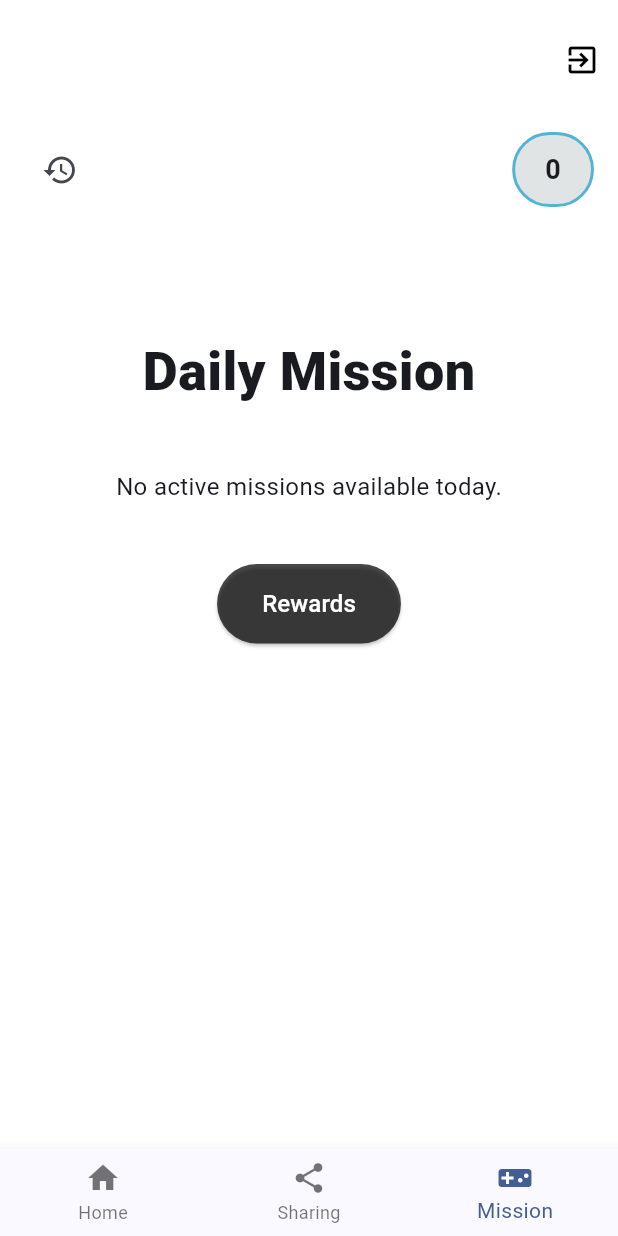
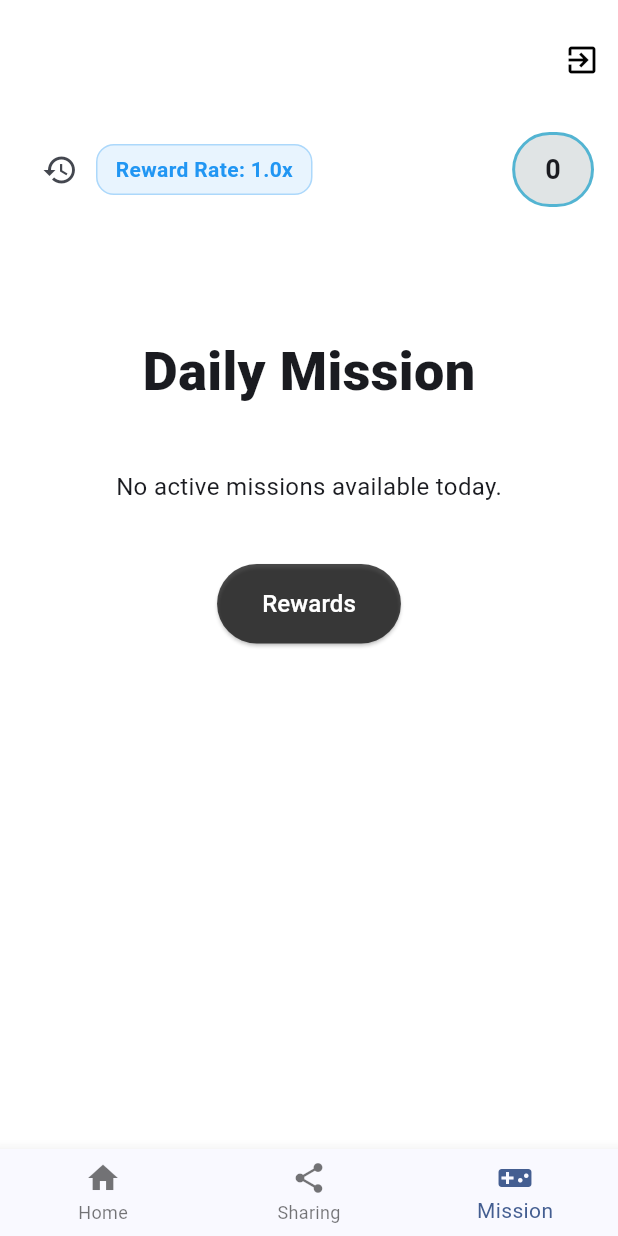
Before and after one commit to Yung729/blindmate, a Flutter app: the screen it shows once a user with an empty profile is signed in, item 3 of the bottom bar chosen, on a phone screen of 412 x 824 dp. Run offline on Flutter 3.47's test engine with Material 3 defaults, Android fonts, the phone set to English and light mode, and no system bars; our stand-ins replace animated_text_kit, cloud_firestore, confetti, device_info_plus, firebase_auth, firebase_core and 6 more; missing offline and left inert: metadata_fetch; accounts and stored records are empty; network calls fail; project files that could hold a hidden picture were left out.

Commit message:
mission rate based on level

```diff
--- a/lib/views/screens/mission_screen.dart
+++ b/lib/views/screens/mission_screen.dart
@@ -26,6 +26,7 @@ class _DoMissionScreenState extends State<DoMissionScreen> {
   UserModel? _currentUser;
   late MissionEventHandler _missionEventHandler;
   bool _isLoading = true;
+  double _rewardRate = 1.0; // Default reward rate
 
   @override
   void initState() {
@@ -52,6 +53,16 @@ class _DoMissionScreenState extends State<DoMissionScreen> {
     // Initialize mission data
     await _missionEventHandler.initialize();
 
+    // Fetch reward rate from the first active mission (if available)
+    if (missionState.activeMissions.isNotEmpty) {
+      try {
+        _rewardRate = await missionState.activeMissions.first.getRewardRate();
+      } catch (e) {
+        print("Error fetching reward rate: $e");
+        _rewardRate = 1.0; // Fallback to default rate
+      }
+    }
+
     if (mounted) {
       setState(() {
         _currentUser = user;
@@ -62,6 +73,16 @@ class _DoMissionScreenState extends State<DoMissionScreen> {
 
   Future<void> _refreshMissions() async {
     await _missionEventHandler.refreshMissions();
+    // Refresh reward rate
+    final missionState = Provider.of<MissionState>(context, listen: false);
+    if (missionState.activeMissions.isNotEmpty) {
+      try {
+        _rewardRate = await missionState.activeMissions.first.getRewardRate();
+      } catch (e) {
+        print("Error refreshing reward rate: $e");
+        _rewardRate = 1.0; // Fallback to default rate
+      }
+    }
     if (!mounted) return; // Prevent setState after dispose
     setState(() {}); // Safe
   }
@@ -69,8 +90,7 @@ class _DoMissionScreenState extends State<DoMissionScreen> {
   @override
   Widget build(BuildContext context) {
     return Scaffold(
-      body:
-          _isLoading || _currentUser == null
+      body: _isLoading || _currentUser == null
           ? Center(child: CircularProgressIndicator())
           : _buildMissionContent(),
     );
@@ -97,36 +117,78 @@ class _DoMissionScreenState extends State<DoMissionScreen> {
               Row(
                 mainAxisAlignment: MainAxisAlignment.spaceBetween,
                 children: [
+                  Row(
+                    children: [
+                      // History Icon Button
                       IconButton(
                         icon: const Icon(Icons.history, size: 24),
                         onPressed: () {
                           Navigator.push(
                             context,
                             MaterialPageRoute(
-                          builder:
-                              (_) => MissionHistoryScreen(user: _currentUser!),
+                              builder: (_) => MissionHistoryScreen(user: _currentUser!),
                             ),
                           ).then((_) => _refreshMissions());
                         },
                       ),
+                      // Reward Rate Button
+                      GestureDetector(
+                        onTap: () {
+                          // Show a dialog with reward rate details
+                          showDialog(
+                            context: context,
+                            builder: (context) => AlertDialog(
+                              title: const Text("Reward Rate"),
+                              content: Text(
+                                "Your current reward rate is ${_rewardRate.toStringAsFixed(1)}x, based on your level. Every 10 levels, your reward rate increases by 0.5x!",
+                              ),
+                              actions: [
+                                TextButton(
+                                  onPressed: () => Navigator.pop(context),
+                                  child: const Text("OK"),
+                                ),
+                              ],
+                            ),
+                          );
+                        },
+                        child: Container(
+                          padding: const EdgeInsets.symmetric(horizontal: 12, vertical: 6),
+                          decoration: BoxDecoration(
+                            color: Colors.blue.withOpacity(0.1),
+                            borderRadius: BorderRadius.circular(12),
+                            border: Border.all(color: Colors.blue.withOpacity(0.3)),
+                          ),
+                          child: Text(
+                            "Reward Rate: ${_rewardRate.toStringAsFixed(1)}x",
+                            style: const TextStyle(
+                              color: Colors.blue,
+                              fontWeight: FontWeight.bold,
+                              fontSize: 14,
+                            ),
+                          ),
+                        ),
+                      ),
+                    ],
+                  ),
+                  // Crystal Box
                   buildCrystalBox('${_currentUser!.fragmentNumber}'),
                 ],
               ),
-              SizedBox(height: 24),
-              SizedBox(height: 60),
-              Text(
+              const SizedBox(height: 24),
+              const SizedBox(height: 60),
+              const Text(
                 "Daily Mission",
                 style: TextStyle(fontSize: 36, fontWeight: FontWeight.w900),
               ),
-              SizedBox(height: 20),
+              const SizedBox(height: 20),
               Expanded(
                 child: SingleChildScrollView(
                   child: Column(
                     children: [
                       if (activeMissions.isEmpty)
-                        Center(
+                        const Center(
                           child: Padding(
-                            padding: const EdgeInsets.all(20.0),
+                            padding: EdgeInsets.all(20.0),
                             child: Text(
                               "No active missions available today.",
                               style: TextStyle(fontSize: 16),
@@ -140,9 +202,7 @@ class _DoMissionScreenState extends State<DoMissionScreen> {
                               Navigator.push(
                                 context,
                                 MaterialPageRoute(
-                                  builder:
-                                      (_) =>
-                                          MissionDetailScreen(mission: mission),
+                                  builder: (_) => MissionDetailScreen(mission: mission),
                                 ),
                               ).then((_) {
                                 // Refresh missions after coming back from details
@@ -155,16 +215,14 @@ class _DoMissionScreenState extends State<DoMissionScreen> {
                             ),
                           ),
                         ),
-                      SizedBox(height: 20),
+                      const SizedBox(height: 20),
                       CustomButton(
                         text: "Rewards",
                         onPressed: () {
                           Navigator.push(
                             context,
                             MaterialPageRoute(
-                              builder:
-                                  (context) =>
-                                      RedeemRewardScreen(user: _currentUser!),
+                              builder: (context) => RedeemRewardScreen(user: _currentUser!),
                             ),
                           ).then((_) {
                             // Refresh the user data when coming back
```
Also changed, not shown: lib/models/dataModels/mission_model.dart (+27 -1 lines), lib/views/screens/mission_detail_screen.dart (+51 -18 lines). Lines whose indentation alone changed are shown as unchanged.
